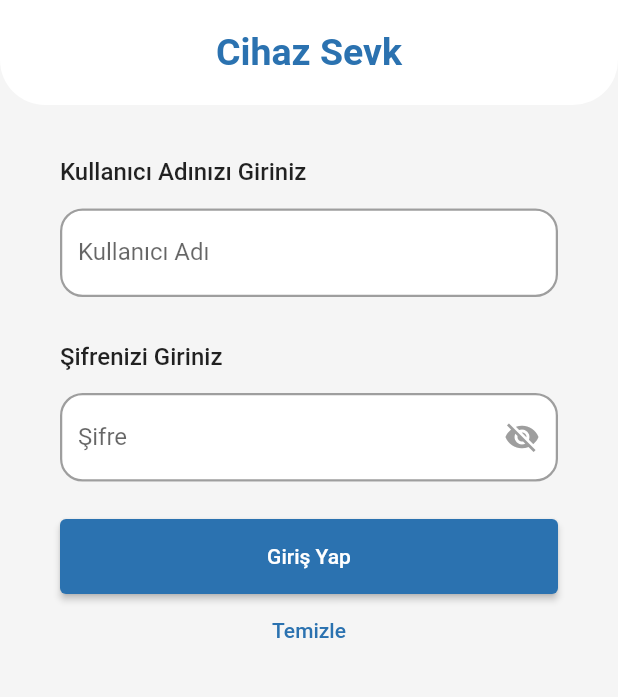
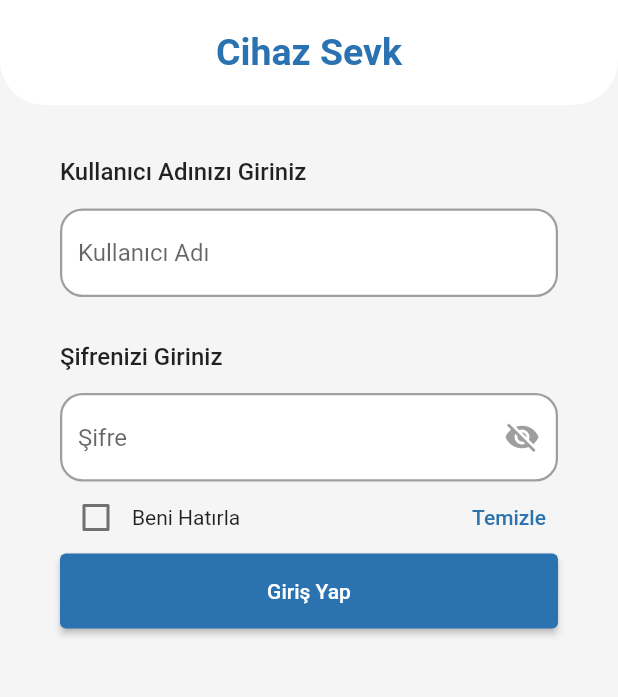
Before and after one commit to ebrarkeles/carpex_stok_takibi, a Flutter app: the screen it shows after launch, on a phone screen of 412 x 824 dp, the part 135-832 px from its top. Run offline on Flutter 3.47's test engine with Material 2 defaults, Android fonts, the light colour scheme and no system bars; our stand-ins replace animated_splash_screen, get, lottie, pin_code_fields, shared_preferences; missing offline and left inert: qr_code_scanner.

Commit message:
v[1.0.8]

```diff
--- a/lib/constants/constants.dart
+++ b/lib/constants/constants.dart
@@ -7,7 +7,8 @@ import '../page/login_page.dart';
 class Constants {
   Constants._();
 
-  static Color themeColor = Color(0xFF2B72B0);
+  static Color themeColor = const Color.fromRGBO(43, 114, 176, 1);
+  static Color backgroundColor = const Color.fromRGBO(245, 245, 245, 1);
 
   static List<Cihaz> tumEklenenCihazlar = [];
 
@@ -22,6 +23,5 @@ class Constants {
     animationDuration: const Duration(milliseconds: 700),
     splashIconSize: 250,
     centered: true,
-    //curve: Curves.bounceIn,
   );
 }
--- a/lib/controller/mainController.dart
+++ b/lib/controller/mainController.dart
@@ -8,4 +8,6 @@ class MainController extends GetxController {
   void setSelectedCustomer(String customer) {
     selectedCustomer.value = customer;
   }
+
+  var rememberMe = false.obs;
 }
--- a/lib/page/login_page.dart
+++ b/lib/page/login_page.dart
@@ -3,6 +3,7 @@
 import 'dart:convert';
 
 import 'package:carpex_stok_takibi/constants/constants.dart';
+import 'package:carpex_stok_takibi/controller/mainController.dart';
 import 'package:carpex_stok_takibi/main.dart';
 import 'package:flutter/material.dart';
 import 'package:get/get.dart';
@@ -18,20 +19,21 @@ class LoginPage extends StatefulWidget {
 }
 
 class _LoginPageState extends State<LoginPage> {
-  final String _errorMessage = '';
   String errorPasswordMessage = "";
   String deneme = '';
   RxBool isVisible = true.obs;
+
+  final controller = Get.put(MainController());
 
   TextEditingController usernameController = TextEditingController();
   TextEditingController passwordController = TextEditingController();
 
   @override
   void initState() {
-    // TODO: implement initState
     super.initState();
-    usernameController.text = "";
-    passwordController.text = "";
+    // usernameController.text = "";
+    // passwordController.text = "";
+    _loadRememberMe();
   }
 
   void login() async {
@@ -61,7 +63,7 @@ class _LoginPageState extends State<LoginPage> {
                 ),
               );
             });
-        await Future.delayed(Duration(seconds: 1));
+        await Future.delayed(const Duration(seconds: 1));
         Navigator.pushAndRemoveUntil(
             context,
             MaterialPageRoute(
@@ -81,7 +83,7 @@ class _LoginPageState extends State<LoginPage> {
             margin: EdgeInsets.only(
               bottom: MediaQuery.of(context).size.height - 85,
             ),
-            duration: Duration(milliseconds: 800),
+            duration: const Duration(milliseconds: 800),
           ),
         );
       }
@@ -90,13 +92,39 @@ class _LoginPageState extends State<LoginPage> {
     }
   }
 
+  _saveRememberMe(bool value) async {
+    SharedPreferences prefs = await SharedPreferences.getInstance();
+    await prefs.setBool('rememberMe', value);
+  }
+
+  _loadRememberMe() async {
+    SharedPreferences prefs = await SharedPreferences.getInstance();
+    controller.rememberMe.value = prefs.getBool('rememberMe') ?? false;
+    if (controller.rememberMe.value == true) {
+      usernameController.text = prefs.getString('username') ?? '';
+      passwordController.text = prefs.getString('password') ?? '';
+    }
+  }
+
+  _saveLoginInfo(String username, String password) async {
+    SharedPreferences prefs = await SharedPreferences.getInstance();
+    await prefs.setString('username', username);
+    await prefs.setString('password', password);
+  }
+
+  _clearLoginInfo() async {
+    SharedPreferences prefs = await SharedPreferences.getInstance();
+    await prefs.remove('username');
+    await prefs.remove('password');
+  }
+
   @override
   Widget build(BuildContext context) {
     bool hasError = false;
 
     return SafeArea(
       child: Scaffold(
-        backgroundColor: const Color.fromRGBO(245, 245, 245, 1),
+        backgroundColor: Constants.backgroundColor,
         resizeToAvoidBottomInset: false,
         body: Column(
           children: [
@@ -144,6 +172,11 @@ class _LoginPageState extends State<LoginPage> {
                   TextFormField(
                     controller: usernameController,
                     decoration: InputDecoration(
+                      hintText: controller.rememberMe.value == true
+                          ? isVisible.value == false
+                              ? usernameController.toString()
+                              : 'Kullanıcı Adı'
+                          : 'Kullanıcı Adı',
                       filled: true,
                       fillColor: Colors.white,
                       enabledBorder: OutlineInputBorder(
@@ -151,7 +184,7 @@ class _LoginPageState extends State<LoginPage> {
                             const BorderSide(width: 1.5, color: Colors.grey),
                         borderRadius: BorderRadius.circular(15.0),
                       ),
-                      labelText: 'Kullanıcı Adı',
+                      //labelText: 'Kullanıcı Adı',
                     ),
                   ),
                   const SizedBox(height: 30),
@@ -165,12 +198,17 @@ class _LoginPageState extends State<LoginPage> {
                       obscuringCharacter: isVisible.value == true ? "*" : ' ',
                       obscureText: isVisible.value == true ? true : false,
                       decoration: InputDecoration(
+                        hintText: controller.rememberMe.value == true
+                            ? isVisible.value == false
+                                ? passwordController.toString()
+                                : 'Şifre'
+                            : 'Şifre',
                         suffixIcon: isVisible.value == true
                             ? GestureDetector(
                                 onTap: () {
                                   isVisible.value = false;
                                 },
-                                child: Icon(
+                                child: const Icon(
                                   Icons.visibility_off,
                                   color: Colors.grey,
                                 ))
@@ -178,7 +216,7 @@ class _LoginPageState extends State<LoginPage> {
                                 onTap: () {
                                   isVisible.value = true;
                                 },
-                                child: Icon(Icons.visibility)),
+                                child: const Icon(Icons.visibility)),
                         filled: true,
                         fillColor: Colors.white,
                         enabledBorder: OutlineInputBorder(
@@ -186,7 +224,7 @@ class _LoginPageState extends State<LoginPage> {
                               const BorderSide(width: 1.5, color: Colors.grey),
                           borderRadius: BorderRadius.circular(15.0),
                         ),
-                        labelText: 'Şifre',
+                        //labelText: 'Şifre',
                       ),
                       validator: (v) {
                         if (v!.length < 3) {
@@ -255,7 +293,35 @@ class _LoginPageState extends State<LoginPage> {
                       style: const TextStyle(color: Colors.red),
                     ),
                   ),
-                  const SizedBox(height: 25),
+                  Row(
+                    mainAxisAlignment: MainAxisAlignment.spaceBetween,
+                    children: [
+                      Row(
+                        children: [
+                          Obx(() => Checkbox(
+                                value: controller.rememberMe.value,
+                                onChanged: (value) {
+                                  controller.rememberMe.value = value!;
+                                  _saveRememberMe(value);
+                                },
+                              )),
+                          const Text('Beni Hatırla'),
+                        ],
+                      ),
+                      TextButton(
+                        child: const Text(
+                          "Temizle",
+                          style:
+                              TextStyle(color: Color.fromRGBO(43, 114, 176, 1)),
+                        ),
+                        onPressed: () {
+                          passwordController.clear();
+                          usernameController.clear();
+                        },
+                      ),
+                    ],
+                  ),
+                  //  const SizedBox(height: 15),
 
                   Row(
                     mainAxisAlignment: MainAxisAlignment.center,
@@ -268,29 +334,11 @@ class _LoginPageState extends State<LoginPage> {
                                 login();
                               },
                               style: ElevatedButton.styleFrom(
-                                backgroundColor:
-                                    const Color.fromRGBO(43, 114, 176, 1),
+                                backgroundColor: Constants.themeColor,
                               ),
-                              child: Container(child: const Text("Giriş Yap"))),
+                              child: const Text("Giriş Yap")),
                         ),
                       )
-                    ],
-                  ),
-                  Row(
-                    children: [
-                      Expanded(
-                        child: TextButton(
-                          child: const Text(
-                            "Temizle",
-                            style: TextStyle(
-                                color: Color.fromRGBO(43, 114, 176, 1)),
-                          ),
-                          onPressed: () {
-                            passwordController.clear();
-                            usernameController.clear();
-                          },
-                        ),
-                      ),
                     ],
                   ),
                 ],
```
Also changed, not shown: lib/main.dart (+10 -17 lines), lib/page/finish_page.dart (+6 -4 lines), lib/page/okutma_sayfasi.dart (renamed from lib/page/okutma_sayfasi_güncel.dart, +5 -5 lines), lib/page/qr_device_list_page.dart (+58 -25 lines).
